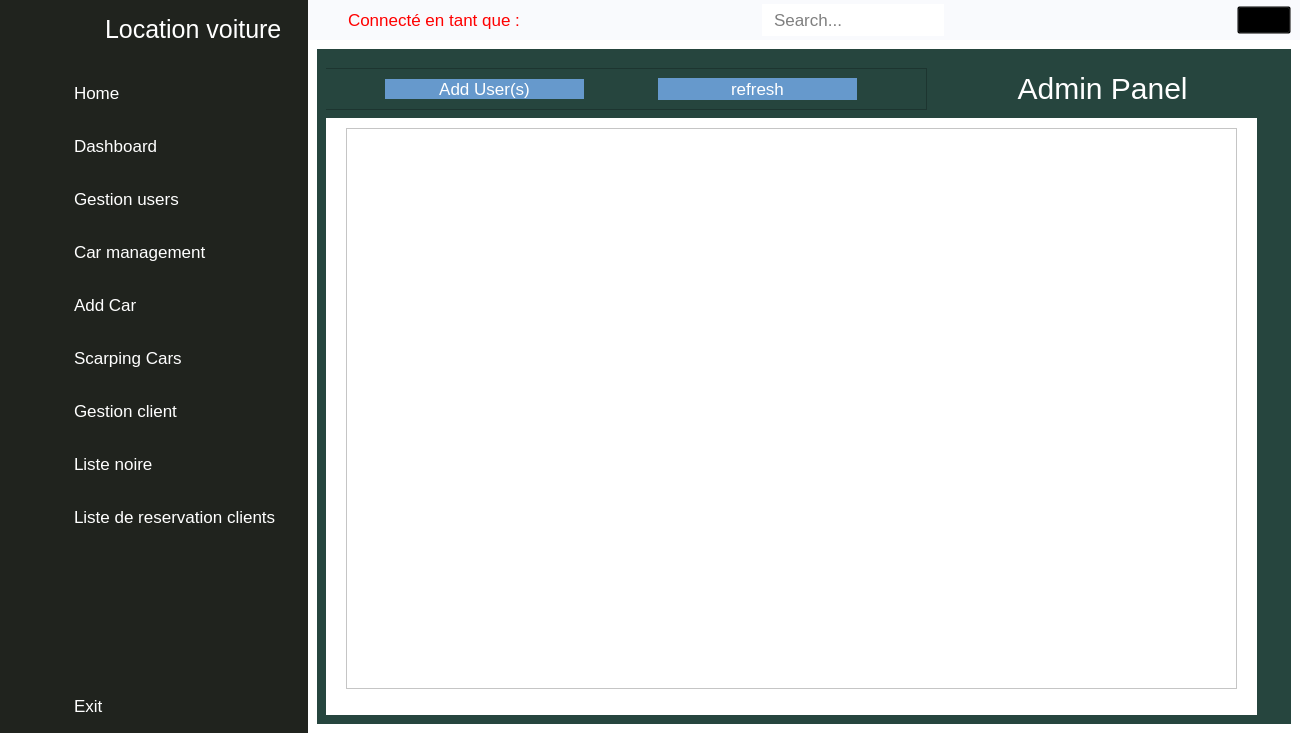
First picture: the form in main_ui.ui, repository Hamza-ouabiba/Location-voiture, before the edit.
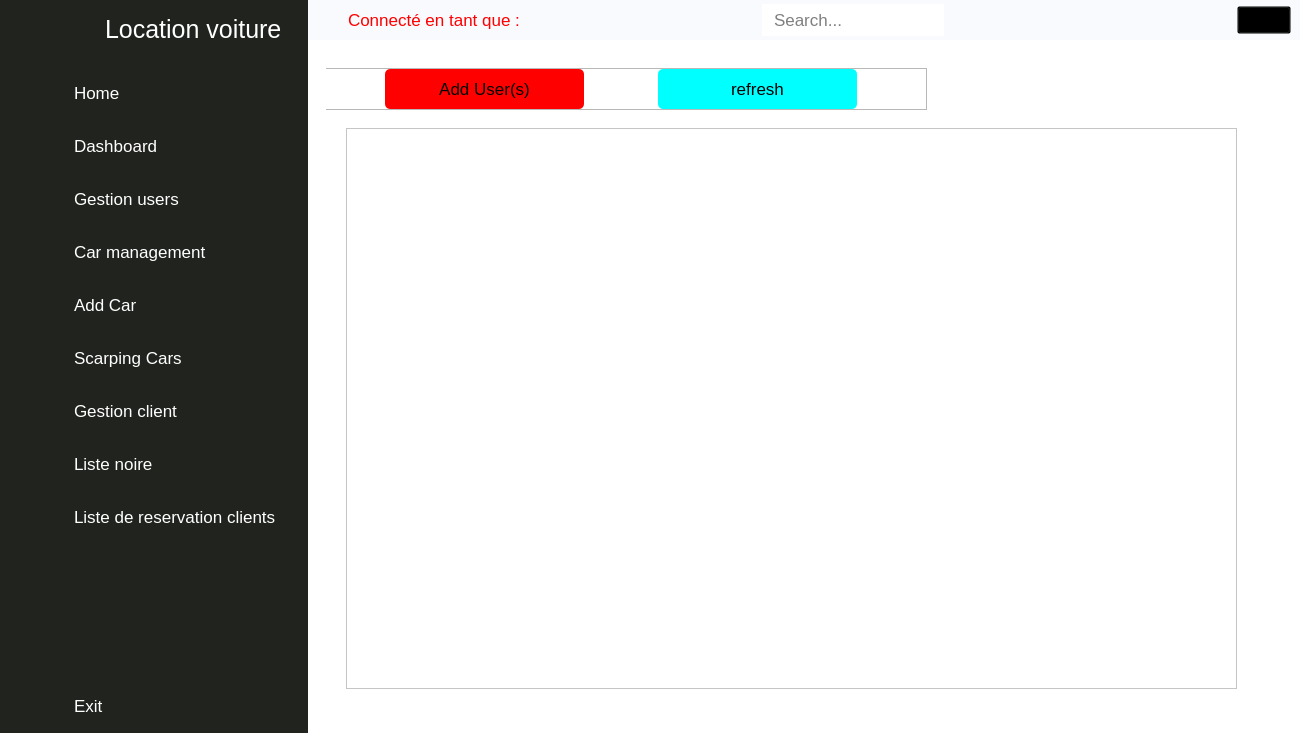
Second picture: the form after the edit. The open tabs and pages were chosen to show the change. Icons and pictures are not drawn.

Diff of the .ui file:
```diff
--- a/main_ui.ui
+++ b/main_ui.ui
@@ -826,12 +826,11 @@
             <widget class="QWidget" name="widget_2" native="true">
              <property name="styleSheet">
               <string notr="true">* {
-background-color: #26453E;
 }
 QPushButton{
 background-color: #6699CC;
 color: white;
-border-radius: 20px;
+border-radius: 5px;
 }
 QDateTimeEdit {
 background-color:#36454F;
@@ -905,6 +904,11 @@
                     <property name="contextMenuPolicy">
                      <enum>Qt::NoContextMenu</enum>
                     </property>
+                    <property name="styleSheet">
+                     <string notr="true">background-color: red;
+color: black;
+border: 0;height: 40px;</string>
+                    </property>
                     <property name="text">
                      <string>Add User(s)</string>
                     </property>
@@ -927,6 +931,11 @@
                     <property name="contextMenuPolicy">
                      <enum>Qt::NoContextMenu</enum>
                     </property>
+                    <property name="styleSheet">
+                     <string notr="true">background-color: cyan;
+color: black;
+border: 0;height: 40px;</string>
+                    </property>
                     <property name="text">
                      <string>refresh</string>
                     </property>
```
Left out of the diff: 36 changed lines with no effect on the pictures.
